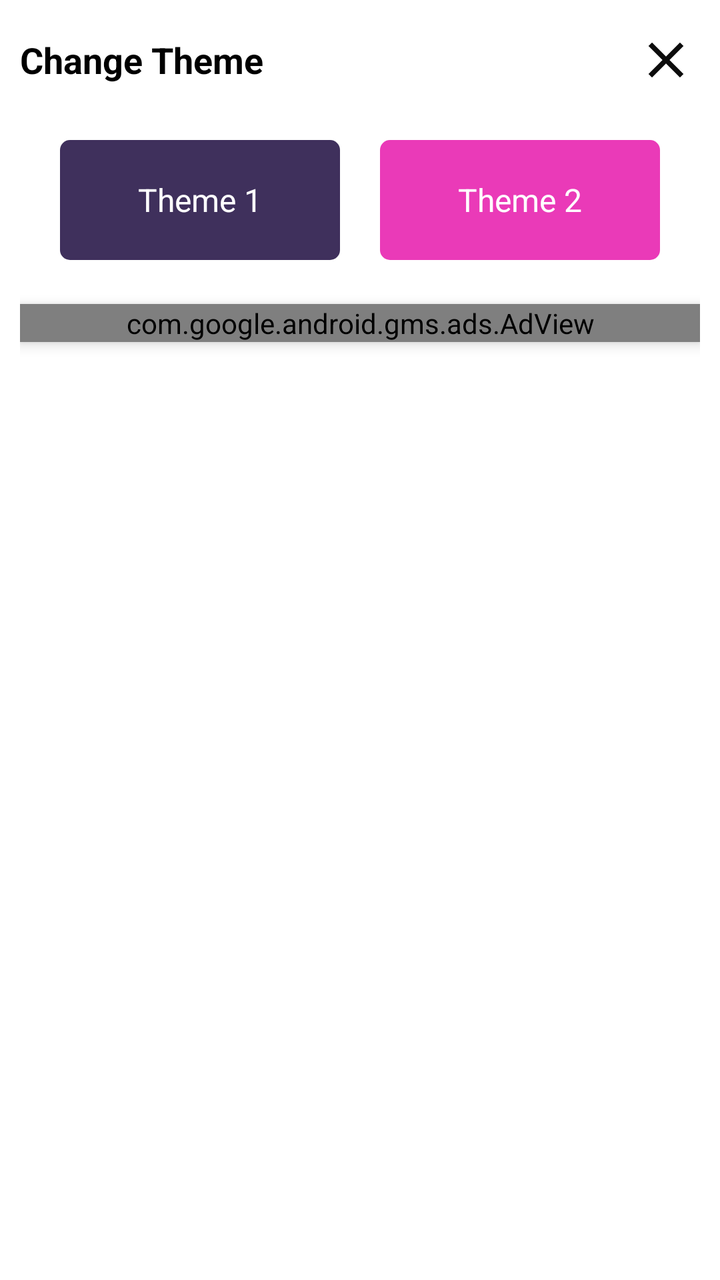
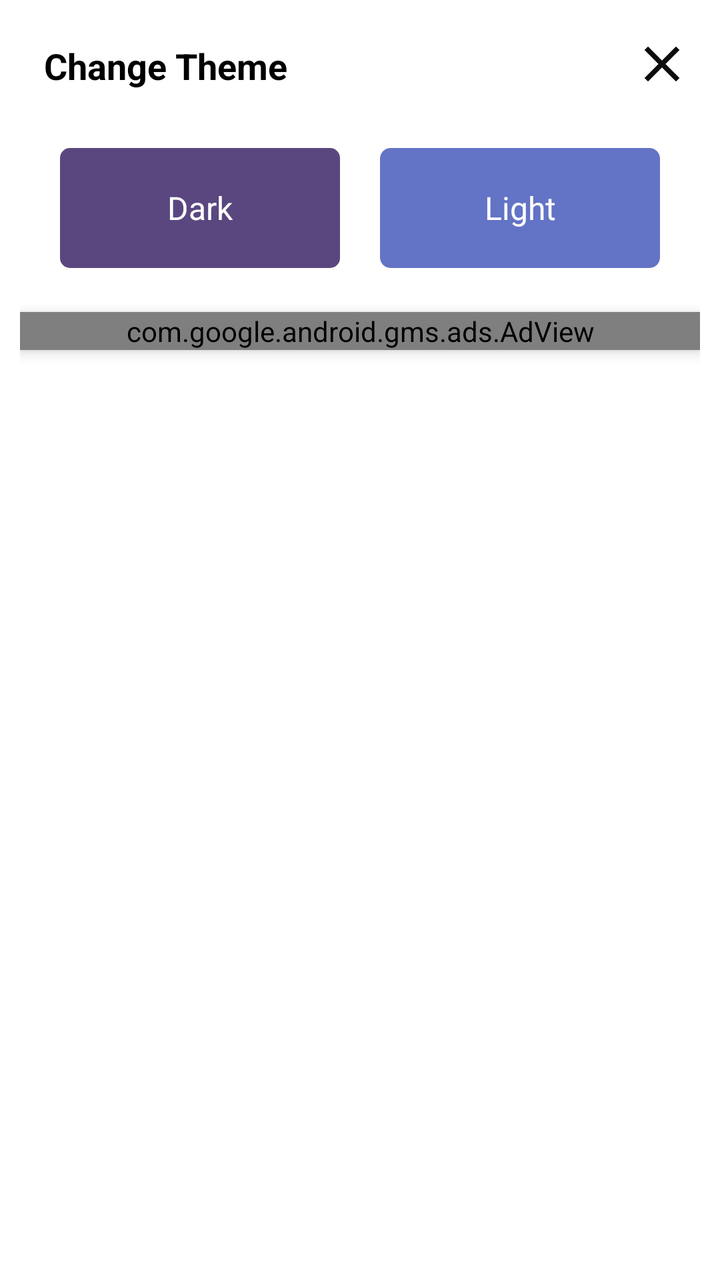

Compare the two renders of this Android layout. The source of the first and the diff that turns it into the second are given below.
<!-- AndroidManifest.xml: application theme Theme.HisaabCalculator -->
<!-- res/layout/change_themelayoutdesign.xml -->
<?xml version="1.0" encoding="utf-8"?>
<LinearLayout xmlns:android="http://schemas.android.com/apk/res/android"
    android:layout_width="match_parent"
    xmlns:ads="http://schemas.android.com/apk/res-auto"
    android:padding="10dp"
    android:background="@color/white"
    android:orientation="vertical"
    android:layout_height="wrap_content">
  <RelativeLayout
      android:layout_width="match_parent"
      android:layout_height="wrap_content"
      >
<TextView
    android:layout_width="wrap_content"
    android:layout_height="wrap_content"
    android:text="Change Theme"
    android:textSize="18sp"
    android:textColor="@color/black"
    android:layout_centerVertical="true"
    android:textStyle="bold"
    />

      <ImageView
          android:id="@+id/changetheme_close"
          android:layout_width="30dp"
          android:layout_height="30dp"
          android:layout_alignParentEnd="true"
          android:layout_centerVertical="true"
          android:layout_marginStart="5dp"
          android:layout_marginTop="5dp"
          android:layout_marginEnd="2dp"
          android:layout_marginBottom="5dp"
          android:src="@drawable/baseline_close_24" />

  </RelativeLayout>
    <LinearLayout
        android:layout_width="match_parent"
        android:layout_height="80dp"
        android:layout_margin="10dp"
        android:weightSum="10"
        >
        <TextView
            android:layout_width="0dp"
            android:layout_weight="5"
            android:gravity="center"
            android:textSize="16sp"
            android:id="@+id/changetheme_dark"
            android:background="@drawable/loginbut"
            android:layout_margin="10dp"
            android:layout_height="match_parent"
            android:textColor="@color/white"
            android:text="Theme 1"
            />
        <TextView
            android:layout_width="0dp"
            android:layout_weight="5"
            android:gravity="center"
            android:layout_margin="10dp"
            android:textSize="16sp"
            android:id="@+id/changetheme_pink"
            android:background="@drawable/loginbutpink"
            android:backgroundTint="#EA3AB8"
            android:layout_height="match_parent"
            android:text="Theme 2"
            android:textColor="@color/white"
            />
    </LinearLayout>
    <com.google.android.gms.ads.AdView
        android:layout_width="match_parent"
        android:layout_height="wrap_content"
        android:id="@+id/adViewchangetheme"
        android:layout_gravity="bottom"
        android:elevation="4dp"
        ads:adSize="BANNER"
        android:background="#F4F4F4"
        android:layout_marginTop="2dp"
        android:layout_marginBottom="2dp"
        ads:adUnitId="ca-app-pub-1079506490540577/7402312139"
        />
</LinearLayout>
<!-- resources referenced by this layout -->
<resources>
  <color name="black">#FF000000</color>
  <color name="white">#FFFFFFFF</color>
  <!-- drawable baseline_close_24 (drawable) -->
  <vector android:height="24dp" android:tint="#0C0C0C"
      android:viewportHeight="24" android:viewportWidth="24"
      android:width="24dp" xmlns:android="http://schemas.android.com/apk/res/android">
      <path android:fillColor="@android:color/white" android:pathData="M19,6.41L17.59,5 12,10.59 6.41,5 5,6.41 10.59,12 5,17.59 6.41,19 12,13.41 17.59,19 19,17.59 13.41,12z"/>
  </vector>
  <!-- drawable loginbut (drawable) -->
  <?xml version="1.0" encoding="utf-8"?>
  
  <shape xmlns:android="http://schemas.android.com/apk/res/android" android:shape="rectangle">
      <solid android:color="#3F305C"/>
      <corners android:radius="5dp"/>
  
  </shape>
  <!-- drawable loginbutpink (drawable) -->
  <?xml version="1.0" encoding="utf-8"?>
  
  <shape xmlns:android="http://schemas.android.com/apk/res/android" android:shape="rectangle">
      <solid android:color="@color/primarypink"/>
      <corners android:radius="5dp"/>
  
  </shape>
  <style name="Theme.HisaabCalculator" parent="Theme.MaterialComponents.DayNight.NoActionBar">
          
          <item name="colorPrimary">@color/purple_500</item>
          <item name="android:itemBackground">#2B2A2A</item>
          <item name="android:textColor">@color/white</item>
          <item name="android:insetTop">0dp</item>
          <item name="popupMenuBackground">@color/white</item>
          <item name="android:insetBottom">0dp</item>
          <item name="colorPrimaryVariant">@color/purple_700</item>
          <item name="colorOnPrimary">@color/white</item>
          
          <item name="colorSecondary">@color/itemdark</item>
          <item name="colorSecondaryVariant">@color/teal_700</item>
          <item name="colorOnSecondary">@color/black</item>
          
          <item name="android:statusBarColor" tools:targetApi="l">@color/backgrounddark</item>
          
      </style>
  <color name="primarypink">#BD1A90</color>
  <color name="purple_500">#6200EE</color>
  <color name="purple_700">#FF3700B3</color>
  <color name="itemdark">#FF03DAC5</color>
  <color name="teal_700">#FF018786</color>
  <color name="backgrounddark">#373142</color>
</resources>

<!-- the commit's change to res/layout/change_themelayoutdesign.xml (unified diff, before → after) -->
@@ -8,6 +8,7 @@
     android:layout_height="wrap_content">
   <RelativeLayout
       android:layout_width="match_parent"
+      android:layout_margin="2dp"
       android:layout_height="wrap_content"
       >
 <TextView
@@ -15,6 +16,10 @@
     android:layout_height="wrap_content"
     android:text="Change Theme"
     android:textSize="18sp"
+    android:paddingStart="10dp"
+    android:paddingEnd="0dp"
+    android:paddingTop="2dp"
+    android:paddingBottom="0dp"
     android:textColor="@color/black"
     android:layout_centerVertical="true"
     android:textStyle="bold"
@@ -49,7 +54,7 @@
             android:layout_margin="10dp"
             android:layout_height="match_parent"
             android:textColor="@color/white"
-            android:text="Theme 1"
+            android:text="Dark"
             />
         <TextView
             android:layout_width="0dp"
@@ -59,9 +64,9 @@
             android:textSize="16sp"
             android:id="@+id/changetheme_pink"
             android:background="@drawable/loginbutpink"
-            android:backgroundTint="#EA3AB8"
+            android:backgroundTint="@color/primarypink2"
             android:layout_height="match_parent"
-            android:text="Theme 2"
+            android:text="Light"
             android:textColor="@color/white"
             />
     </LinearLayout>
@@ -75,6 +80,6 @@
         android:background="#F4F4F4"
         android:layout_marginTop="2dp"
         android:layout_marginBottom="2dp"
-        ads:adUnitId="ca-app-pub-1079506490540577/7402312139"
+        ads:adUnitId="@string/bannerid"
         />
 </LinearLayout>
<!-- resource entries referenced after the edit -->
@@ -1,6 +1,7 @@
 <!-- resources referenced by this layout -->
 <resources>
   <color name="black">#FF000000</color>
+  <color name="primarypink2">#6373C5</color>
   <color name="white">#FFFFFFFF</color>
   <!-- drawable baseline_close_24 (drawable) -->
   <vector android:height="24dp" android:tint="#0C0C0C"
@@ -10,9 +11,8 @@
   </vector>
   <!-- drawable loginbut (drawable) -->
   <?xml version="1.0" encoding="utf-8"?>
-  
   <shape xmlns:android="http://schemas.android.com/apk/res/android" android:shape="rectangle">
-      <solid android:color="#3F305C"/>
+      <solid android:color="@color/primarydark"/>
       <corners android:radius="5dp"/>
   
   </shape>
@@ -20,13 +20,17 @@
   <?xml version="1.0" encoding="utf-8"?>
   
   <shape xmlns:android="http://schemas.android.com/apk/res/android" android:shape="rectangle">
-      <solid android:color="@color/primarypink"/>
+      <solid android:color="#6F42A5"/>
       <corners android:radius="5dp"/>
-  
+      <stroke
+          android:color="#BCBBBB"
+          android:width="0.08dp"
+          />
   </shape>
+  <string name="bannerid">ca-app-pub-6363323342247820/3625494200</string>
   <style name="Theme.HisaabCalculator" parent="Theme.MaterialComponents.DayNight.NoActionBar">
           
-          <item name="colorPrimary">@color/purple_500</item>
+          <item name="colorPrimary">@color/primarylight</item>
           <item name="android:itemBackground">#2B2A2A</item>
           <item name="android:textColor">@color/white</item>
           <item name="android:insetTop">0dp</item>
@@ -38,15 +42,16 @@
           <item name="colorSecondary">@color/itemdark</item>
           <item name="colorSecondaryVariant">@color/teal_700</item>
           <item name="colorOnSecondary">@color/black</item>
+          <item name="android:fitsSystemWindows">true</item>
+          <item name="android:windowFullscreen">false</item>
           
-          <item name="android:statusBarColor" tools:targetApi="l">@color/backgrounddark</item>
+          <item name="android:statusBarColor" tools:targetApi="l">@color/primarylight</item>
           
       </style>
-  <color name="primarypink">#BD1A90</color>
-  <color name="purple_500">#6200EE</color>
-  <color name="purple_700">#FF3700B3</color>
+  <color name="primarydark">#5A4780</color>
+  <color name="primarylight">#5E368F</color>
+  <color name="purple_700">#E4E4E4</color>
   <color name="itemdark">#FF03DAC5</color>
   <color name="teal_700">#FF018786</color>
-  <color name="backgrounddark">#373142</color>
 </resources>
 
